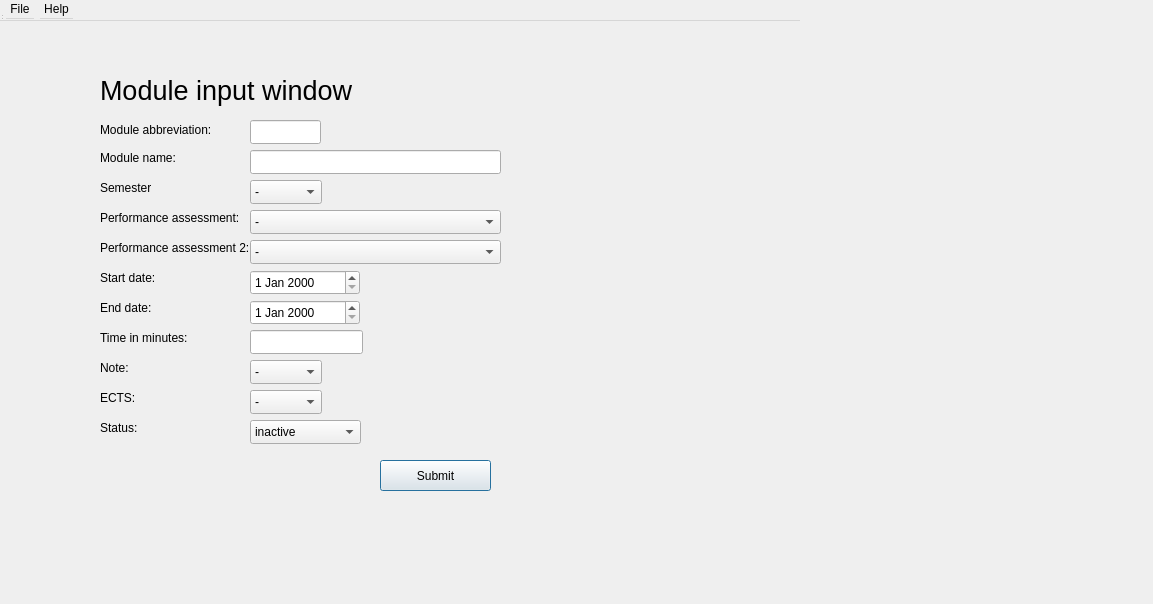
Above: src/DbInputWindow.ui from Enidable/AkademeMateQt before the change. Below: the same form after it.
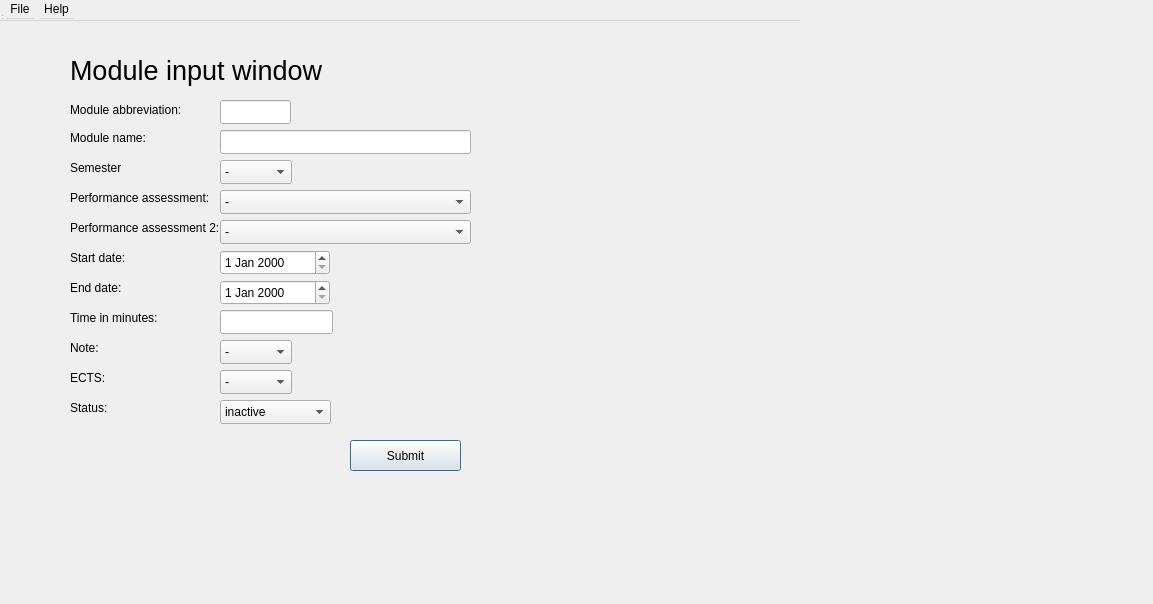
That is the form after the change.

Commit message: Database manager is now able to add tables, still not able to use input window to add modules.

The edit to the form file:
```diff
--- a/src/DbInputWindow.ui
+++ b/src/DbInputWindow.ui
@@ -16,10 +16,10 @@
   <widget class="QWidget" name="centralwidget" native="true">
    <property name="geometry">
     <rect>
-     <x>50</x>
-     <y>50</y>
+     <x>20</x>
+     <y>30</y>
      <width>491</width>
-     <height>481</height>
+     <height>521</height>
     </rect>
    </property>
    <widget class="QLineEdit" name="short_name_label">
```
The commit also changes 10 other files.
